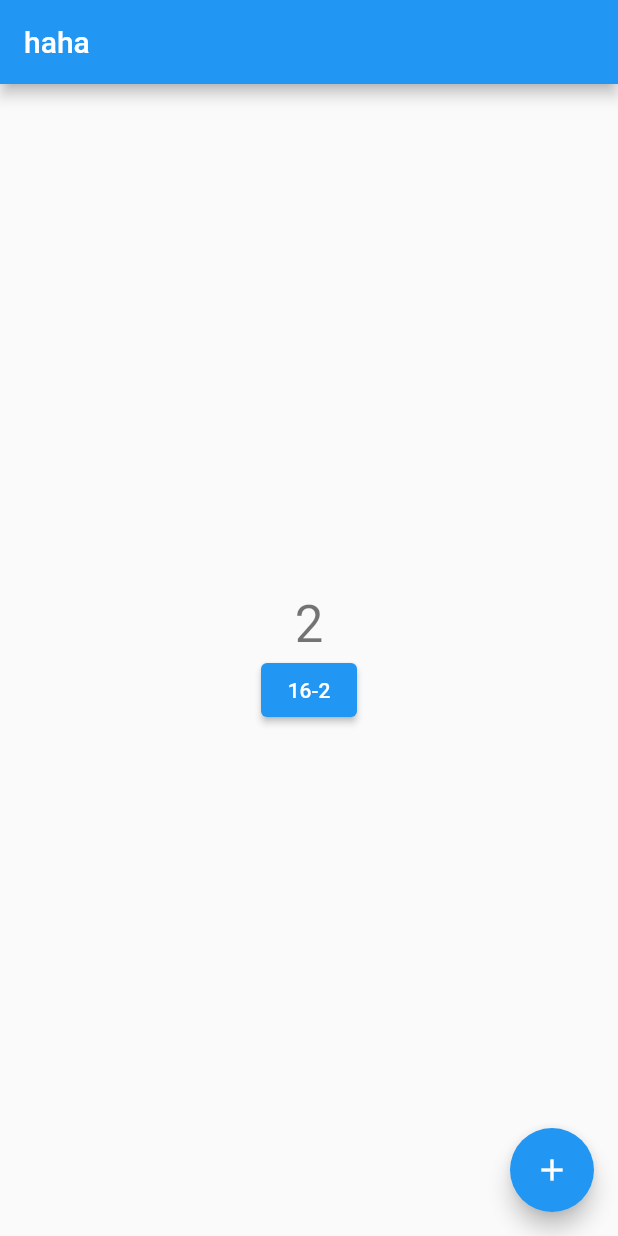
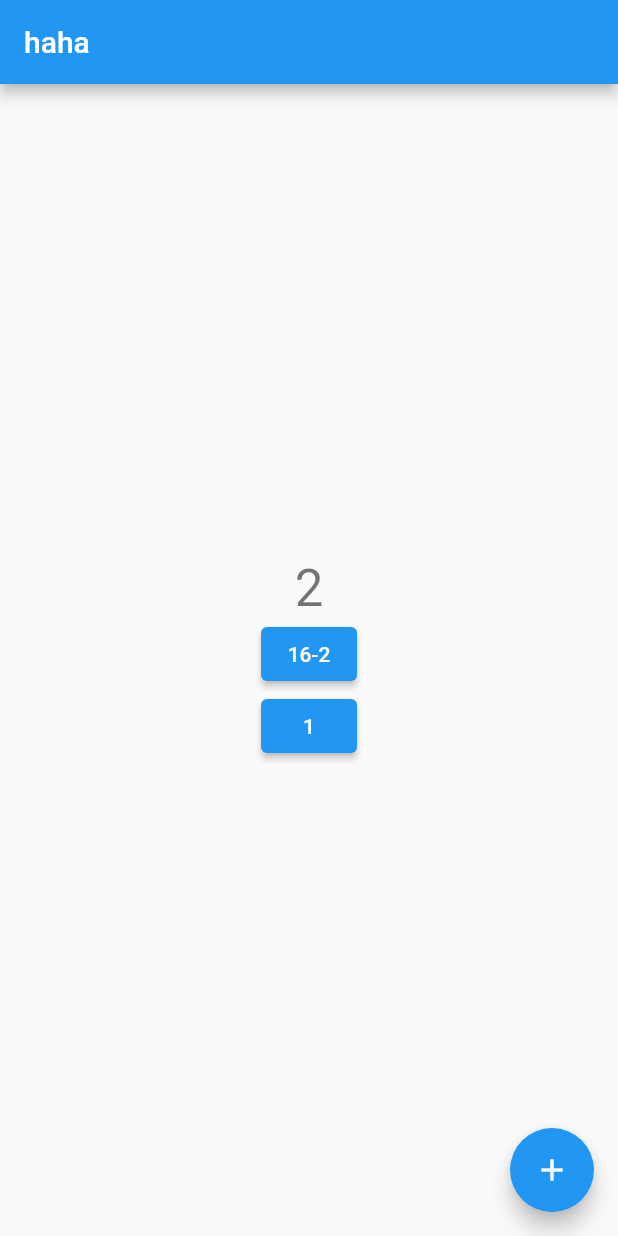
Before and after one commit to so11y/apiview, a Flutter app: the screen it shows after launch, after a tap on an icon or button, on a phone screen of 412 x 824 dp. Run offline on Flutter 3.47's test engine with Material 2 defaults, Android fonts, the light colour scheme and no system bars.

Commit message:
feat: 通过builderful实现

```diff
--- a/lib/main.dart
+++ b/lib/main.dart
@@ -1,4 +1,5 @@
 import 'package:apiview/reactive/effect.dart';
+import 'package:apiview/reactive/fulWidget.dart';
 import 'package:apiview/reactive/index.dart';
 import 'package:flutter/material.dart';
 
@@ -41,6 +42,7 @@ class MyHomePage extends StatelessWidget {
                   style: Theme.of(context).textTheme.headlineMedium,
                 ),
                 MyHomePage1(value: x.get()),
+                MyFullSimpleWidget()
               ],
             )),
       ),
@@ -77,3 +79,21 @@ class _MyHomePage1State extends State<MyHomePage1> {
         child: Text('${x.value}-${widget.value}')));
   }
 }
+
+class MyFullSimpleWidget extends DefineFulWidget {
+  MyFullSimpleWidget({super.key});
+
+  @override
+  BuilderWidget setup(BuildContext context) {
+    var x = UseState(1);
+    return () {
+      return Container(
+        child: ElevatedButton(
+            onPressed: () {
+              x.value += 3;
+            },
+            child: Text(x.value.toString())),
+      );
+    };
+  }
+}
--- /dev/null
+++ b/lib/reactive/fulWidget.dart
@@ -0,0 +1,40 @@
+import 'package:flutter/material.dart';
+
+import 'index.dart';
+
+typedef BuilderWidget = Widget Function();
+
+abstract class DefineFulWidget extends StatefulWidget {
+  // ignore: prefer_const_constructors_in_immutables
+  DefineFulWidget({
+    super.key,
+  });
+
+  BuilderWidget setup(
+    BuildContext context,
+  );
+
+  @override
+  State<DefineFulWidget> createState() => _StatefulBuilderState();
+}
+
+class _StatefulBuilderState extends State<DefineFulWidget> {
+  late ReactiveEffect _reactiveEffect;
+  late Widget Function() render;
+
+  @override
+  void initState() {
+    super.initState();
+    render = widget.setup(context);
+    _reactiveEffect = ReactiveEffect(
+        fn: () => render(),
+        computed: () {
+          setState(() {});
+        });
+  }
+
+  @override
+  Widget build(BuildContext context) {
+    return _reactiveEffect.run();
+  }
+}
```
